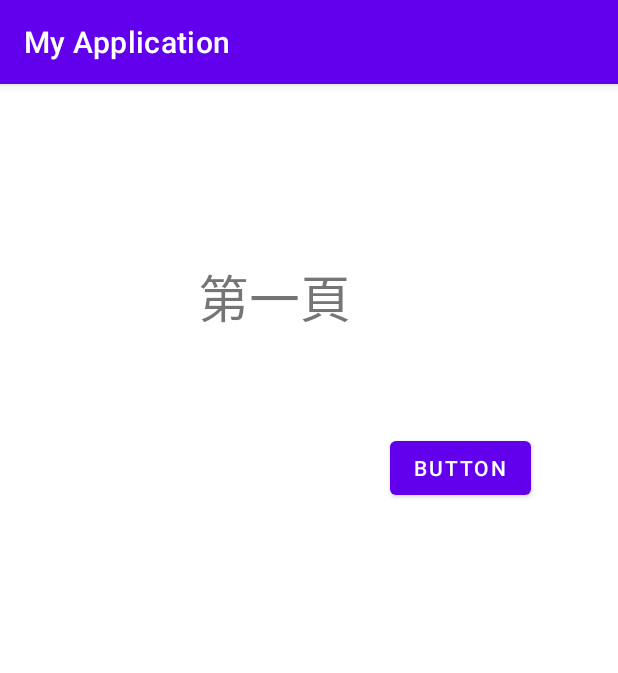
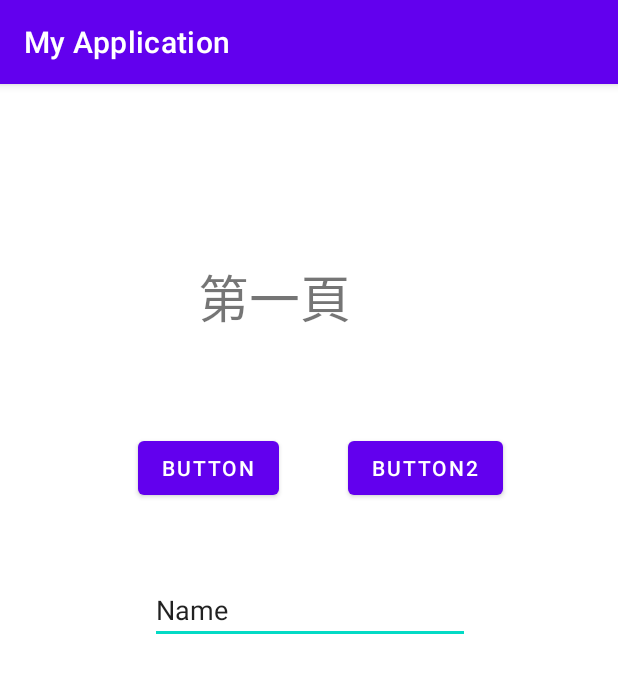
Before and after one commit to MUSE07123/MyApplication, an Android app: the screen it shows after launch (MainActivity), on a phone screen of 412 x 824 dp. Shown: the top 673 px of the screen. Run offline under Robolectric (Android 15) with nearby library versions, the phone set to English and light mode, and no system bars.

Commit message:
Git20220401
20220401新增bun2，txtbox(未增加功能)

```diff
--- a/app/src/main/res/layout/activity_main.xml
+++ b/app/src/main/res/layout/activity_main.xml
@@ -21,9 +21,31 @@
         android:id="@+id/button"
         android:layout_width="wrap_content"
         android:layout_height="wrap_content"
-        android:layout_marginStart="260dp"
+        android:layout_marginStart="92dp"
         android:layout_marginTop="232dp"
         android:text="Button"
         app:layout_constraintStart_toStartOf="parent"
         app:layout_constraintTop_toTopOf="parent" />
+
+    <Button
+        android:id="@+id/button2"
+        android:layout_width="wrap_content"
+        android:layout_height="wrap_content"
+        android:layout_marginStart="232dp"
+        android:layout_marginTop="232dp"
+        android:text="Button2"
+        app:layout_constraintStart_toStartOf="parent"
+        app:layout_constraintTop_toTopOf="parent" />
+
+    <EditText
+        android:id="@+id/editTextTextPersonName"
+        android:layout_width="wrap_content"
+        android:layout_height="wrap_content"
+        android:layout_marginStart="100dp"
+        android:layout_marginTop="328dp"
+        android:ems="10"
+        android:inputType="textPersonName"
+        android:text="Name"
+        app:layout_constraintStart_toStartOf="parent"
+        app:layout_constraintTop_toTopOf="parent" />
 </androidx.constraintlayout.widget.ConstraintLayout>
```
